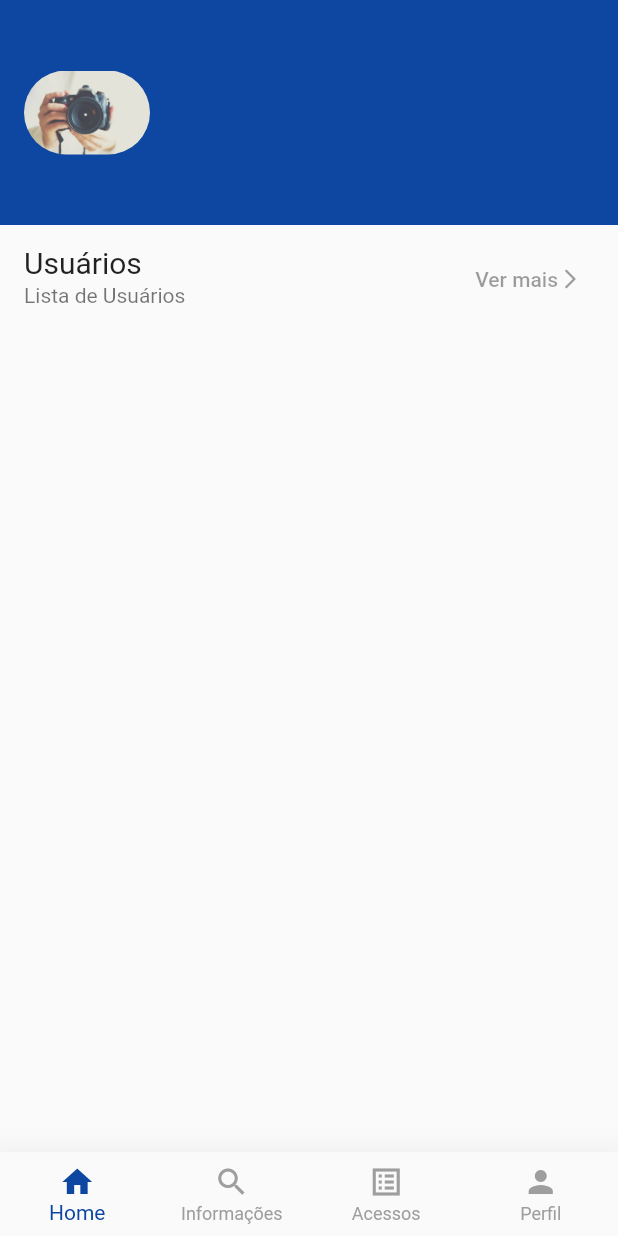
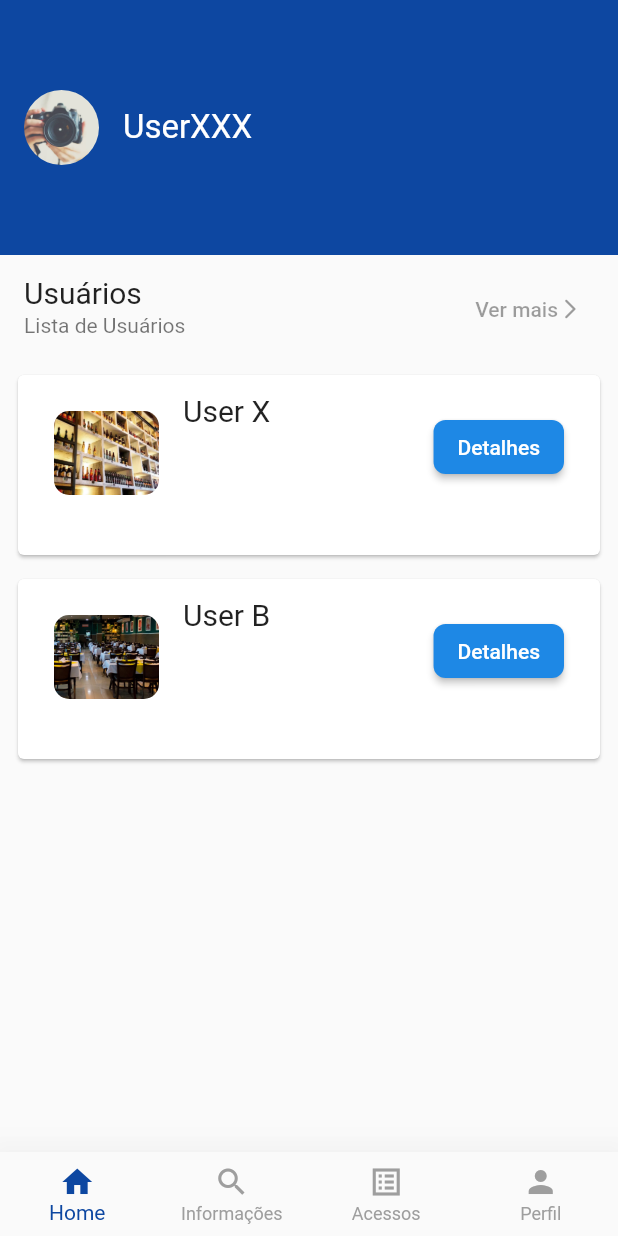
Before and after one commit to joaomarcelors/apps-treinamentos, a Flutter app: the screen it shows after launch, on a phone screen of 412 x 824 dp. Run offline on Flutter 3.47's test engine with Material 2 defaults, Android fonts, the phone set to English and light mode, and no system bars.

Commit message:
continuacao tela 2

```diff
--- a/treinamento1_app/lib/views/home_screen.dart
+++ b/treinamento1_app/lib/views/home_screen.dart
@@ -9,16 +9,22 @@ class HomeScreen extends StatelessWidget {
       children: [
         Container(
           alignment: Alignment.center,
-          height: 150,
+          height: 170,
           width: double.infinity,
           color: Theme.of(context).primaryColor,
           child: ListTile(
             leading: ClipRRect(
-              borderRadius: BorderRadius.all(Radius.circular(50)),
+              borderRadius: BorderRadius.all(Radius.circular(200)),
               child: Image.asset(
                 'assets/images/camera.jpg',
-                fit: BoxFit.fill,
+                fit: BoxFit.cover,
+                height: 50,
+                width: 50,
               ),
+            ),
+            title: Text(
+              'UserXXX',
+              style: TextStyle(fontSize: 22, color: Colors.white),
             ),
           ),
         ),
@@ -31,7 +37,7 @@ class HomeScreen extends StatelessWidget {
           ),
           subtitle: Text('Lista de Usuários'),
           trailing: TextButton(
-            onPressed: (){},
+            onPressed: () {},
             child: Row(
               mainAxisSize: MainAxisSize.min,
               children: [
@@ -48,7 +54,7 @@ class HomeScreen extends StatelessWidget {
             ),
           ),
         ),
-        for(var user in DUMMY_USERS)
+        for (var user in DUMMY_USERS)
           UserCard(user)
       ],
     );
--- a/treinamento1_app/lib/widgets/user_card.dart
+++ b/treinamento1_app/lib/widgets/user_card.dart
@@ -2,15 +2,56 @@ import 'package:flutter/material.dart';
 import 'package:treinamento1_app/models/user.dart';
 
 class UserCard extends StatelessWidget {
-
   final User user;
 
   const UserCard(this.user);
 
   @override
   Widget build(BuildContext context) {
-    return Card(
-
+    return Padding(
+      padding: const EdgeInsets.symmetric(
+        horizontal: 8,
+        vertical: 4,
+      ),
+      child: Card(
+        child: Container(
+          padding: EdgeInsets.all(8),
+          height: 120,
+          //alignment: Alignment.center,
+          child: ListTile(
+            leading: ClipRRect(
+              borderRadius: BorderRadius.circular(10),
+              child: Image.asset(
+                user.imagem,
+                fit: BoxFit.cover,
+                width: 70,
+                height: 70,
+              ),
+            ),
+            title: Container(
+              alignment: Alignment.topLeft,
+              child: Text(
+                'User ${user.name}',
+                style: TextStyle(fontSize: 20),
+              ),
+            ),
+            trailing: ElevatedButton(
+              onPressed: () {},
+              child: Text('Detalhes'),
+              style: ButtonStyle(
+                shape: MaterialStateProperty.all(
+                  RoundedRectangleBorder(
+                    borderRadius: BorderRadius.circular(8),
+                  ),
+                ),
+                backgroundColor: MaterialStateProperty.all<Color>(
+                  Colors.blue.shade600,
+                ),
+              ),
+            ),
+          ),
+        ),
+      ),
     );
   }
 }
--- a/treinamento1_app/pubspec.yaml
+++ b/treinamento1_app/pubspec.yaml
@@ -62,6 +62,8 @@ flutter:
     - assets/images/camera.jpg
     - assets/images/image1.jpg
     - assets/images/image2.jpg
+    - assets/images/image3.jpg
+    - assets/images/image4.jpg
 
   # An image asset can refer to one or more resolution-specific "variants", see
   # https://flutter.dev/assets-and-images/#resolution-aware.
```
Also changed, not shown: treinamento1_app/assets/images/image3.jpg (added), treinamento1_app/assets/images/image4.jpg (added).
